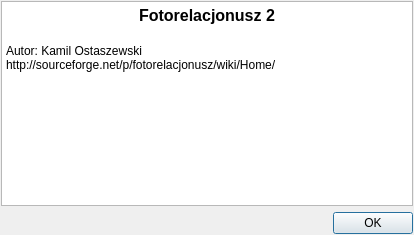
Old version of the form aboutdialog.ui in the repository fotorelacjonusz/classic.
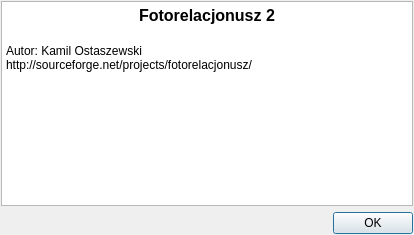
New version of the form. Icons and pictures are not drawn.

The edit to the form file:
```diff
--- a/aboutdialog.ui
+++ b/aboutdialog.ui
@@ -34,7 +34,7 @@
 &lt;p align=&quot;center&quot; style=&quot; margin-top:0px; margin-bottom:0px; margin-left:0px; margin-right:0px; -qt-block-indent:0; text-indent:0px;&quot;&gt;&lt;span style=&quot; font-size:12pt; font-weight:600;&quot;&gt;Fotorelacjonusz 2&lt;/span&gt;&lt;/p&gt;
 &lt;p style=&quot;-qt-paragraph-type:empty; margin-top:0px; margin-bottom:0px; margin-left:0px; margin-right:0px; -qt-block-indent:0; text-indent:0px; font-size:12pt; font-weight:600;&quot;&gt;&lt;br /&gt;&lt;/p&gt;
 &lt;p style=&quot; margin-top:0px; margin-bottom:0px; margin-left:0px; margin-right:0px; -qt-block-indent:0; text-indent:0px;&quot;&gt;Autor: Kamil Ostaszewski&lt;/p&gt;
-&lt;p style=&quot; margin-top:0px; margin-bottom:0px; margin-left:0px; margin-right:0px; -qt-block-indent:0; text-indent:0px;&quot;&gt;http://sourceforge.net/p/fotorelacjonusz/wiki/Home/&lt;/p&gt;
+&lt;p style=&quot; margin-top:0px; margin-bottom:0px; margin-left:0px; margin-right:0px; -qt-block-indent:0; text-indent:0px;&quot;&gt;http://sourceforge.net/projects/fotorelacjonusz/&lt;/p&gt;
 &lt;p style=&quot;-qt-paragraph-type:empty; margin-top:0px; margin-bottom:0px; margin-left:0px; margin-right:0px; -qt-block-indent:0; text-indent:0px;&quot;&gt;&lt;br /&gt;&lt;/p&gt;
 &lt;p style=&quot;-qt-paragraph-type:empty; margin-top:0px; margin-bottom:0px; margin-left:0px; margin-right:0px; -qt-block-indent:0; text-indent:0px;&quot;&gt;&lt;br /&gt;&lt;/p&gt;&lt;/body&gt;&lt;/html&gt;</string>
      </property>
```
